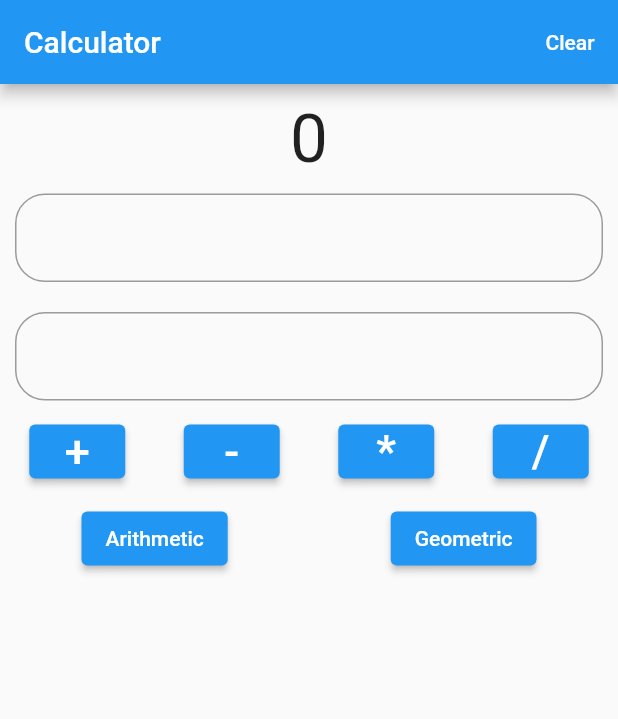
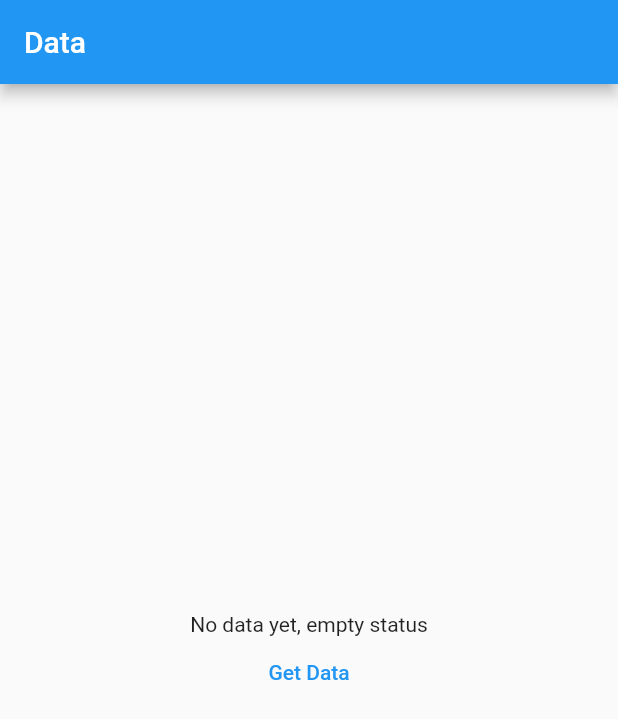
Before and after one commit to SayfiddinovJ/homeworks, a Flutter app: the screen it shows after launch, on a phone screen of 412 x 824 dp. Shown: the top 719 px of the screen. Run offline on Flutter 3.47's test engine with Material 2 defaults, Android fonts, the phone set to English and light mode, and no system bars.

Commit message:
some changes

```diff
--- /dev/null
+++ b/lib/data/form_status.dart
@@ -0,0 +1,6 @@
+enum FormStatus {
+  loading,
+  success,
+  failure,
+  pure,
+}
--- /dev/null
+++ b/lib/data/models/universal_data.dart
@@ -0,0 +1,11 @@
+class UniversalData {
+  UniversalData({
+    this.error = "",
+    this.data,
+    this.statusCode = 0,
+  });
+
+  dynamic data;
+  String error;
+  int statusCode;
+}
--- /dev/null
+++ b/lib/data/models/user_model.dart
@@ -0,0 +1,19 @@
+class UserModel {
+  final int userId;
+  final int id;
+  final String title;
+
+  UserModel({
+    required this.userId,
+    required this.id,
+    required this.title,
+  });
+
+  factory UserModel.fromJson(Map<String, dynamic> json) {
+    return UserModel(
+      userId: json['userId'] ?? 0,
+      id: json['id'] ?? 0,
+      title: json['title'] ?? '',
+    );
+  }
+}
--- /dev/null
+++ b/lib/data/network/user_repository.dart
@@ -0,0 +1,10 @@
+import 'package:homeworks/data/models/universal_data.dart';
+import 'package:homeworks/data/network/api_provider.dart';
+
+class UserRepository {
+  UserRepository({required this.apiProvider});
+
+  final ApiProvider apiProvider;
+
+  Future<UniversalData> getData() => apiProvider.getData();
+}
--- /dev/null
+++ b/lib/providers/user_provider.dart
@@ -0,0 +1,38 @@
+import 'package:flutter/foundation.dart';
+import 'package:homeworks/data/form_status.dart';
+import 'package:homeworks/data/models/universal_data.dart';
+import 'package:homeworks/data/models/user_model.dart';
+import 'package:homeworks/data/network/user_repository.dart';
+
+class UserProvider with ChangeNotifier {
+  UserProvider({required this.userRepository}) {
+    //  fetchWeatherInfoByQuery();
+  }
+
+  final UserRepository userRepository;
+
+  String query = "Tashkent";
+  String errorText = "";
+
+  FormStatus status = FormStatus.pure;
+
+  List<UserModel>? userModel;
+
+  fetchUserData() async {
+    notify(FormStatus.loading);
+    UniversalData universalData =
+    await userRepository.getData();
+    if (universalData.error.isEmpty) {
+      notify(FormStatus.success);
+      userModel = universalData.data as List<UserModel>;
+    } else {
+      errorText = universalData.error;
+      notify(FormStatus.failure);
+    }
+  }
+
+  notify(FormStatus value) {
+    status = value;
+    notifyListeners();
+  }
+}
--- a/lib/ui/home_screen.dart
+++ b/lib/ui/home_screen.dart
@@ -1,153 +1,57 @@
 import 'package:flutter/material.dart';
-import 'package:flutter/services.dart';
-import 'package:homeworks/providers/calculator_provider.dart';
+import 'package:homeworks/data/form_status.dart';
+import 'package:homeworks/providers/user_provider.dart';
 import 'package:provider/provider.dart';
+
 class HomeScreen extends StatelessWidget {
   const HomeScreen({super.key});
+
   @override
   Widget build(BuildContext context) {
-    debugPrint('BuildContext !!!');
-    TextEditingController textEditingControllerFirst = TextEditingController();
-    TextEditingController textEditingControllerSecond = TextEditingController();
-    var provider = Provider.of<CalculatorProvider>(context,listen: false);
     return Scaffold(
       appBar: AppBar(
-        title: const Text('Calculator'),
-        actions: [
-          TextButton(
-            onPressed: (){
-              textEditingControllerFirst.clear();
-              textEditingControllerSecond.clear();
-              provider.clear();
-            },
-            child: const Text('Clear',style: TextStyle(color: Colors.white),),
-          ),
-        ],
+        title: const Text("Data"),
       ),
       body: Column(
+        mainAxisAlignment: MainAxisAlignment.center,
         children: [
-          const SizedBox(height: 10,),
-          Center(
-            child: Consumer<CalculatorProvider>(
-              builder: (context,calculatorProvider,child){
-                return Text(
-                  calculatorProvider.getNumber.toString(),
-                  style: const TextStyle(fontSize: 45),
-                );
+          Consumer<UserProvider>(
+            builder: (context, userProvider, child) {
+              switch (userProvider.status) {
+                case FormStatus.pure:
+                  return const Center(
+                      child: Text("No data yet, empty status"));
+                case FormStatus.failure:
+                  return Center(child: Text(userProvider.errorText));
+                case FormStatus.loading:
+                  return const Center(child: CircularProgressIndicator());
+                case FormStatus.success:
+                  return Expanded(
+                    child: ListView(
+                      children: [
+                        ...List.generate(userProvider.userModel!.length,
+                            (index) {
+                          return ListTile(
+                            title: Text(userProvider.userModel![index].title),
+                            subtitle: Text(userProvider.userModel![index].userId
+                                .toString()),
+                            trailing: Text(
+                                userProvider.userModel![index].id.toString()),
+                          );
+                        })
+                      ],
+                    ),
+                  );
+              }
+            },
+          ),
+          TextButton(
+              onPressed: () {
+                UserProvider userProvider =
+                    Provider.of<UserProvider>(context, listen: false);
+                userProvider.fetchUserData();
               },
-            ),
-          ),
-          Padding(
-            padding: const EdgeInsets.all(10),
-            child: TextField(
-              keyboardType: TextInputType.number,
-              controller: textEditingControllerFirst,
-              inputFormatters: [
-                FilteringTextInputFormatter.allow(RegExp(r'[0-9]')),
-                LengthLimitingTextInputFormatter(6),
-              ],
-              decoration: InputDecoration(
-                border: OutlineInputBorder(
-                  borderSide: const BorderSide(
-                      color: Colors.black,
-                      width: 2,
-                  ),
-                  borderRadius: BorderRadius.circular(20),
-                ),
-              ),
-            ),
-          ),
-          Padding(
-            padding: const EdgeInsets.all(10),
-            child: TextField(
-              keyboardType: TextInputType.number,
-              controller: textEditingControllerSecond,
-              inputFormatters: [
-                FilteringTextInputFormatter.allow(RegExp(r'[0-9]')),
-                LengthLimitingTextInputFormatter(6),
-              ],
-              decoration: InputDecoration(
-                border: OutlineInputBorder(
-                  borderSide: const BorderSide(
-                    color: Colors.black,
-                    width: 2,
-                  ),
-                  borderRadius: BorderRadius.circular(20),
-                ),
-              ),
-            ),
-          ),
-          Row(
-            mainAxisAlignment: MainAxisAlignment.spaceAround,
-            children: [
-              ElevatedButton(
-                onPressed: (){
-                  if(textEditingControllerFirst.text.isEmpty || textEditingControllerSecond.text.isEmpty){
-                    ScaffoldMessenger.of(context).showSnackBar(const SnackBar(content: Text('Maydonlar to\'ldirilmagan')));
-                  }else if(textEditingControllerFirst.text.isNotEmpty || textEditingControllerSecond.text.isNotEmpty){
-                    provider.addition(int.parse(textEditingControllerFirst.text), int.parse(textEditingControllerSecond.text));
-                  }
-                },
-                child: const Text('+',style: TextStyle(fontSize: 30),),
-              ),
-              ElevatedButton(
-                onPressed: (){
-                  if(textEditingControllerFirst.text.isEmpty || textEditingControllerSecond.text.isEmpty){
-                    ScaffoldMessenger.of(context).showSnackBar(const SnackBar(content: Text('Maydonlar to\'ldirilmagan')));
-                  }else if(textEditingControllerFirst.text.isNotEmpty || textEditingControllerSecond.text.isNotEmpty){
-                    provider.subtract(int.parse(textEditingControllerFirst.text), int.parse(textEditingControllerSecond.text));
-                  }
-                },
-                child: const Text('-',style: TextStyle(fontSize: 30),),
-              ),
-              ElevatedButton(
-                onPressed: (){
-                  if(textEditingControllerFirst.text.isEmpty || textEditingControllerSecond.text.isEmpty){
-                    ScaffoldMessenger.of(context).showSnackBar(const SnackBar(content: Text('Maydonlar to\'ldirilmagan')));
-                  }else if(textEditingControllerFirst.text.isNotEmpty || textEditingControllerSecond.text.isNotEmpty){
-                    provider.multiply(int.parse(textEditingControllerFirst.text), int.parse(textEditingControllerSecond.text));
-                  }
-                },
-                child: const Text('*',style: TextStyle(fontSize: 30),),
-              ),
-              ElevatedButton(
-                onPressed: (){
-                  if(textEditingControllerFirst.text.isEmpty || textEditingControllerSecond.text.isEmpty){
-                    ScaffoldMessenger.of(context).showSnackBar(const SnackBar(content: Text('Maydonlar to\'ldirilmagan')));
-                  }else if(textEditingControllerFirst.text.isNotEmpty || textEditingControllerSecond.text.isNotEmpty){
-                    provider.divide(int.parse(textEditingControllerFirst.text), int.parse(textEditingControllerSecond.text));
-                  }
-                },
-                child: const Text('/',style: TextStyle(fontSize: 30),),
-              ),
-            ],
-          ),
-          const SizedBox(height: 10,),
-          Row(
-            mainAxisAlignment: MainAxisAlignment.spaceAround,
-            children: [
-              ElevatedButton(
-                onPressed: (){
-                  if(textEditingControllerFirst.text.isEmpty || textEditingControllerSecond.text.isEmpty){
-                    ScaffoldMessenger.of(context).showSnackBar(const SnackBar(content: Text('Maydonlar to\'ldirilmagan')));
-                  }else if(textEditingControllerFirst.text.isNotEmpty || textEditingControllerSecond.text.isNotEmpty){
-                    provider.arithmetic(int.parse(textEditingControllerFirst.text), int.parse(textEditingControllerSecond.text));
-                  }
-                },
-                child: const Text('Arithmetic'),
-              ),
-              ElevatedButton(
-                onPressed: (){
-                  if(textEditingControllerFirst.text.isEmpty || textEditingControllerSecond.text.isEmpty){
-                    ScaffoldMessenger.of(context).showSnackBar(const SnackBar(content: Text('Maydonlar to\'ldirilmagan')));
-                  }else if(textEditingControllerFirst.text.isNotEmpty || textEditingControllerSecond.text.isNotEmpty){
-                    // provider.divide(int.parse(textEditingControllerFirst.text), int.parse(textEditingControllerSecond.text));
-                  }
-                },
-                child: const Text('Geometric'),
-              ),
-            ],
-          ),
+              child: const Text("Get Data"))
         ],
       ),
     );
```
Also changed, not shown: lib/data/network/api_provider.dart (added, +37 -0 lines), lib/data/network/network_utils.dart (added, +65 -0 lines), lib/main.dart (+9 -4 lines), lib/providers/calculator_provider.dart (deleted, +0 -41 lines), pubspec.yaml (+1 -49 lines), pubspec.lock.
